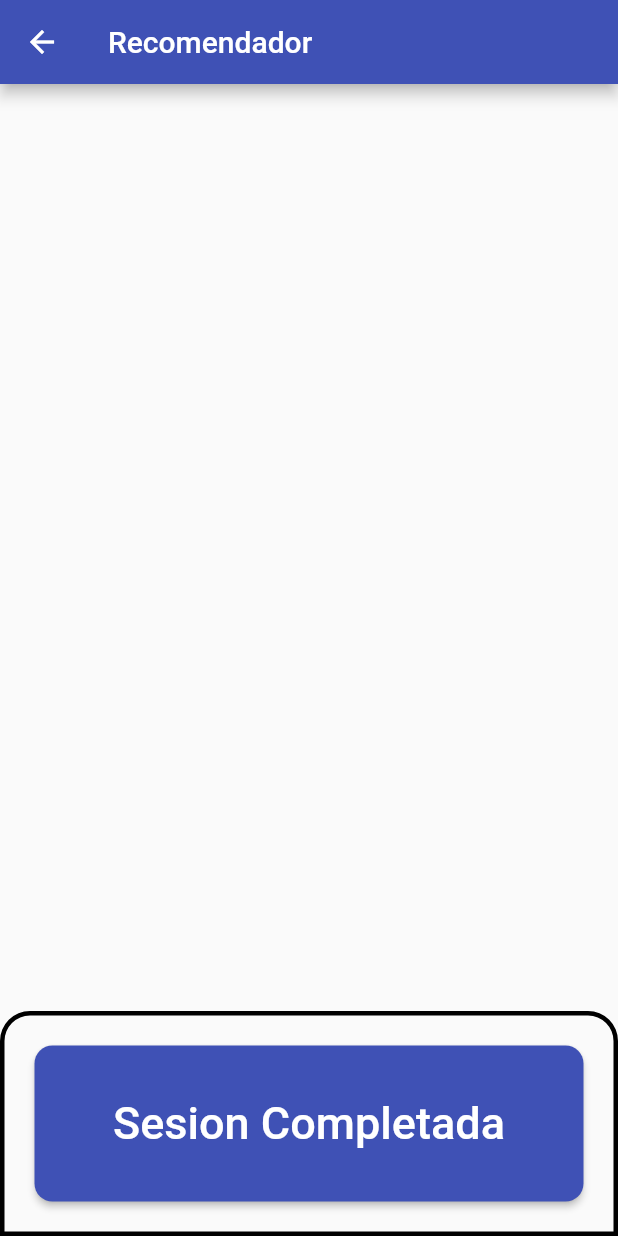
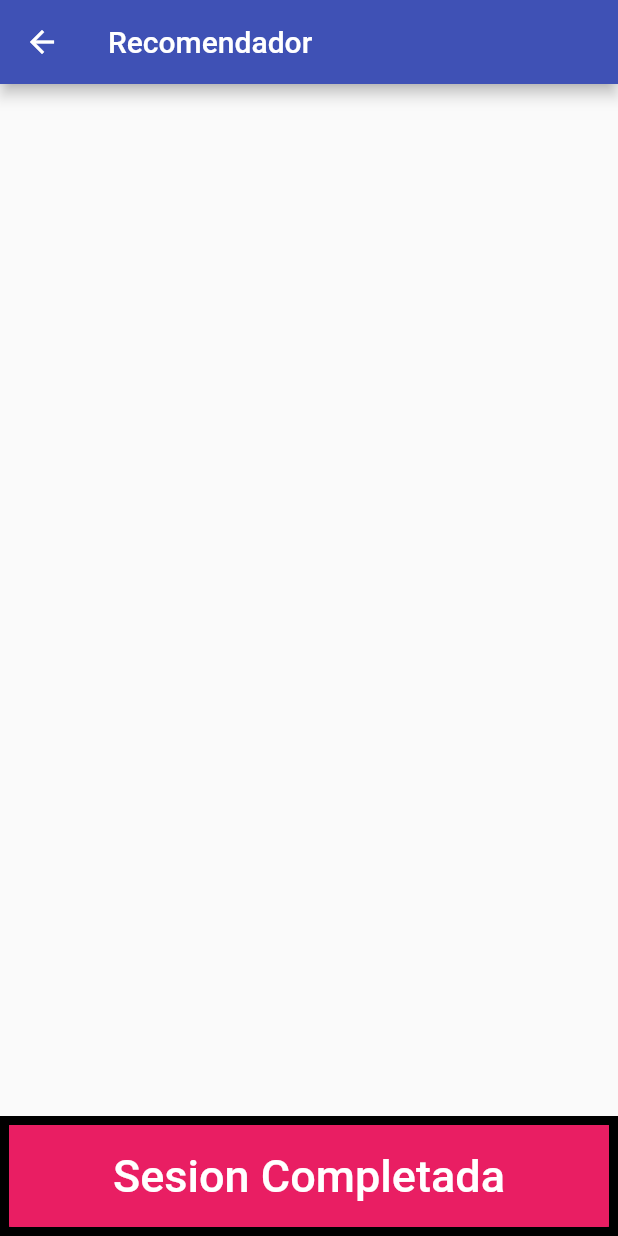
Before and after one commit to jrecaspiorno/once-trainer, a Flutter app: the Menu screen opened directly, after a tap on "Recomendador", on a phone screen of 412 x 824 dp. Run offline on Flutter 3.47's test engine with Material 2 defaults, Android fonts, the light colour scheme and no system bars; our stand-ins replace audioplayers, charts_flutter, firebase_auth, font_awesome_flutter, get_it, google_sign_in and 5 more; missing offline and left inert: dart:ffi, fit_kit, googleapis, health, translator; accounts and stored records are empty; generated files the repository leaves out were written again.

Commit message:
Ultimos retoques 1

```diff
--- a/lib/Data/HiveData/Recomendador/recomendaciones.dart
+++ /dev/null
@@ -1,15 +0,0 @@
-import 'package:hive/hive.dart';
-
-part 'recomendaciones.g.dart';
-
-@HiveType(typeId: 0)
-class Recomendacione extends HiveObject {
-  @HiveField(0)
-  final Map<String, dynamic> id;
-  @HiveField(1)
-  final String grupo;
-  @HiveField(2)
-  final DateTime fecha;
-
-  Recomendacione(this.id, this.grupo, this.fecha);
-}
--- a/lib/Menu/Menu.dart
+++ b/lib/Menu/Menu.dart
@@ -1,14 +1,13 @@
+import 'package:flutter/cupertino.dart';
 import 'package:flutter/material.dart';
 import 'package:flutter/services.dart';
 import 'package:flutter/widgets.dart';
 import 'package:flutterapp/Alertas/Alertas.dart';
 import 'package:flutterapp/Data/moor_database.dart';
-import 'package:flutterapp/Menu/prueba.dart';
 import 'package:flutterapp/NavigationTools/locator.dart';
 import 'package:flutterapp/NavigationTools/navigator_service.dart';
 import 'package:flutterapp/NavigationTools/routes_path.dart' as route;
 import 'package:flutterapp/Registro/SignUpState.dart';
-import 'package:moor_db_viewer/moor_db_viewer.dart';
 import 'package:provider/provider.dart';
 import 'package:shared_preferences/shared_preferences.dart';
 
@@ -59,46 +58,25 @@ class _MenuState extends State<Menu> {
 
   Widget menuView(BuildContext context) {
     final database = context.watch<AppDatabase>();
-    return Center(
-      child: ListView(
-        shrinkWrap: true,
-        padding: EdgeInsets.all(30),
-        children: <Widget>[
-          _buildButton('Recomendaciones', route.RecomendaosPage),
-          _buildButton('Lista Ejercicios', route.ListaEjerciciosPage),
-          _buildButton('Perfil', route.PerfilPage),
-          _buildButton('Recomendador', route.RecomdadorPage),
-          SizedBox(
-            width: 300,
-            child: RaisedButton(
-              shape: RoundedRectangleBorder(
-                  borderRadius: BorderRadius.circular(15)),
-              onPressed: () {
-                Navigator.of(context).push(
-                    MaterialPageRoute(builder: (_) => MoorDbViewer(database)));
-              },
-              color: Colors.indigo,
-              textColor: Colors.white,
-              padding: EdgeInsets.all(24.0),
-              child: Text('Database', style: TextStyle(fontSize: 30)),
-            ),
-          ),
-          SizedBox(
-            width: 300,
-            child: RaisedButton(
-              shape: RoundedRectangleBorder(
-                  borderRadius: BorderRadius.circular(15)),
-              onPressed: () {
-                Navigator.of(context).push(
-                    MaterialPageRoute(builder: (_) => miPruebaConsultas()));
-              },
-              color: Colors.indigo,
-              textColor: Colors.white,
-              padding: EdgeInsets.all(24.0),
-              child: Text('Prueba', style: TextStyle(fontSize: 30)),
-            ),
-          )
-        ],
+    return Container(
+      alignment: Alignment.center,
+
+      //height: double.infinity,
+      child: Center(
+        heightFactor: double.infinity,
+        child: Flex(
+          mainAxisAlignment: MainAxisAlignment.center,
+          //shrinkWrap: true,
+          //padding: EdgeInsets.all(30),
+          //padding: EdgeInsets.all(30),
+          direction: Axis.vertical,
+          children: <Widget>[
+            //_buildButton('Recomendaciones', route.RecomendaosPage),
+            _buildButton('Recomendador', route.RecomdadorPage),
+            _buildButton('Lista Ejercicios', route.ListaEjerciciosPage),
+            _buildButton('Perfil', route.PerfilPage),
+          ],
+        ),
       ),
     );
   }
@@ -115,7 +93,6 @@ class _MenuState extends State<Menu> {
             shape:
                 RoundedRectangleBorder(borderRadius: BorderRadius.circular(15)),
             onPressed: () {
-              //Navigator.of(context).pushNamed(route);
               _navigationService.navigateTo(route);
             },
             color: Colors.indigo,
--- a/lib/NavigationTools/RouteManager.dart
+++ b/lib/NavigationTools/RouteManager.dart
@@ -3,6 +3,8 @@ import 'package:flutter/widgets.dart';
 import 'package:flutterapp/Historial/EntradaBuild.dart';
 import 'package:flutterapp/Historial/HistorialBuild.dart';
 import 'package:flutterapp/Menu/Menu.dart';
+import 'package:flutterapp/NavigationTools/routes_path.dart' as routes;
+import 'package:flutterapp/Perfil/Ajustes.dart';
 import 'package:flutterapp/Perfil/Dolencias.dart';
 import 'package:flutterapp/Perfil/EditarPerfil.dart';
 import 'package:flutterapp/Perfil/Perfil.dart';
@@ -16,57 +18,64 @@ import 'package:flutterapp/ejercicios/lista_ejer.dart';
 import 'package:flutterapp/pulsera/datosHistorial/sacaImprimeSemana.dart';
 import 'package:flutterapp/recomendados.dart';
 import 'package:provider/provider.dart';
-import 'package:flutterapp/NavigationTools/routes_path.dart' as routes;
-
 
 class RouteGenerator {
-  static Route<dynamic> generateRoute(RouteSettings settings){
-
+  static Route<dynamic> generateRoute(RouteSettings settings) {
     final args = settings.arguments;
 
-    switch(settings.name){
+    switch (settings.name) {
       case routes.MainPage:
         return MaterialPageRoute(builder: (_) {
           var state = Provider.of<LoginState>(_);
-              if(state.isLogedIn()){
-                return Menu();
-              }else{
-                return state.getFecha() ? DatePicker() : LoginPage();
-
-              }
+          if (state.isLogedIn()) {
+            return Menu();
+          } else {
+            return state.getFecha() ? DatePicker() : LoginPage();
+          }
         });
       case routes.RecomendaosPage:
         return MaterialPageRoute(builder: (_) => MyRecomList());
       case routes.RecomdadorPage:
-        return MaterialPageRoute(builder: (_) =>RecomendadorView());
+        return MaterialPageRoute(builder: (_) => RecomendadorView());
       case routes.ListaEjerciciosPage:
         return MaterialPageRoute(builder: (_) => MyList());
 
-      case routes.PerfilPage :
+      case routes.PerfilPage:
         return MaterialPageRoute(builder: (_) => MyProfile());
 
       case routes.HistorialActividadesPage:
-        return MaterialPageRoute(builder: (_)=> MyHistory());
+        return MaterialPageRoute(builder: (_) => MyHistory());
 
       case routes.DolenciasPage:
-        return MaterialPageRoute(builder: (_)=> Dolencias(id: args,));
+        return MaterialPageRoute(
+            builder: (_) => Dolencias(
+                  id: args,
+                ));
       case routes.EditarFechaPage:
-        return MaterialPageRoute(builder: (_) => EditProfile(id: args,));
-      case routes.HistorialClinicoPage :
+        return MaterialPageRoute(
+            builder: (_) => EditProfile(
+                  id: args,
+                ));
+      case routes.HistorialClinicoPage:
         return MaterialPageRoute(builder: (_) => MyHistorial());
       case routes.EjercicioPage:
-        return MaterialPageRoute(builder: (_) =>BuildEjercicio(ejercicio: args ,));
+        return MaterialPageRoute(
+            builder: (_) => BuildEjercicio(
+                  ejercicio: args,
+                ));
       case routes.SacaDatosPage:
         return MaterialPageRoute(builder: (_) => MySaca(args));
-      case routes.ActividadPage :{
-        var a = args as List<dynamic>;
-        return MaterialPageRoute(builder: (_) => BuildHistEntry(dao: a.first, entry: a.last,));
-
-      }
-
+      case routes.ActividadPage:
+        {
+          var a = args as List<dynamic>;
+          return MaterialPageRoute(
+              builder: (_) => BuildHistEntry(
+                    dao: a.first,
+                    entry: a.last,
+                  ));
+        }
+      case routes.AjustesPage:
+        return MaterialPageRoute(builder: (_) => Ajustes());
     }
   }
-
-
-
 }
--- a/lib/NavigationTools/routes_path.dart
+++ b/lib/NavigationTools/routes_path.dart
@@ -10,3 +10,4 @@ const String EjercicioPage = "/Ejercicio";
 const String ActividadPage = "/Actividad";
 const String SacaDatosPage = "/SacaDatos";
 const String RecomdadorPage = "/Recomendador";
+const String AjustesPage = "/Ajustes";
--- a/lib/Recomendados/Recomendador.dart
+++ b/lib/Recomendados/Recomendador.dart
@@ -2,7 +2,6 @@ import 'dart:convert';
 import 'dart:math';
 
 import 'package:flutter/material.dart';
-import 'package:flutterapp/Data/HiveData/Recomendador/recomendaciones.dart';
 import 'package:flutterapp/Data/HiveData/RecomendadorList/RecomList.dart';
 import 'package:flutterapp/Data/moor_database.dart';
 import 'package:flutterapp/NavigationTools/locator.dart';
@@ -28,18 +27,17 @@ class RecomendadorView extends StatelessWidget {
     Multimap<String, String> auxmap = Multimap<String, String>();
     var ejercicios = Multimap<String, Ejercicio>();
     List<String> names = List();
-    Box recomBox;
+    List<Restriccione> tags;
     Box recomListBox;
-    Recomendacione z;
     SharedPreferences _prefs;
 
     Future init() async {
-      recomBox = await Hive.openBox('recomendaciones');
       recomListBox = await Hive.openBox('recomlists');
       _prefs = await SharedPreferences.getInstance();
       final manifestContent =
           await DefaultAssetBundle.of(context).loadString('AssetManifest.json');
       final Map<String, dynamic> manifesMap = json.decode(manifestContent);
+      tags = await database.restriccionesDAO.resActivas();
       List<String> xmls = manifesMap.keys
           .where((key) => key.contains('todos_ejercicios'))
           .toList();
@@ -79,7 +77,6 @@ class RecomendadorView extends StatelessWidget {
           l.forEach((element) {
             int resta = element.hechosTotales - 3;
             if (media >= (resta) && vueltas < l.length) {
-              vueltas++;
               var rng = Random();
               var listAux = element.ejercicios;
               int auxhechosLista = element.hechosLista;
@@ -96,11 +93,24 @@ class RecomendadorView extends StatelessWidget {
                 }
                 ++j;
               }
+              j = 0;
+              bool ok = true;
+              while (ok && j < tags.length) {
+                int k = 0;
+                while (ok && k < ej.tags.length) {
+                  if (tags[j].tipo == ej.tags[k]) ok = false;
+                  ++k;
+                }
+                ++j;
+              }
               listAux.removeAt(pos);
               listAux.add(name);
               auxhechosLista++;
+              if (ok) {
+                vueltas++;
                 ejerciciosf.add(ej);
                 names.add(ej.name);
+              }
               recomListBox.putAt(
                   i,
                   RecomList(element.tipo, listAux, auxhechosLista,
@@ -196,33 +206,26 @@ class RecomendadorView extends StatelessWidget {
                   Container(
                     width: double.infinity,
                     decoration: BoxDecoration(
-                        border: Border.all(color: Colors.black, width: 3),
-                        borderRadius: BorderRadius.only(
-                            topLeft: Radius.circular(20),
-                            topRight: Radius.circular(20))),
-                    height: 150,
-                    child: Padding(
-                      padding: const EdgeInsets.all(20.0),
-                      child: SizedBox(
-                        width: 270,
-                        height: 10,
+                      color: Colors.pink,
+                      border: Border.all(color: Colors.black, width: 6),
+                    ),
+                    height: 80,
+                    child: SizedBox.expand(
                       child: RaisedButton(
-                          shape: RoundedRectangleBorder(
-                              borderRadius: BorderRadius.circular(12)),
                         autofocus: true,
+
                         onPressed: () async {
                           _prefs.setBool('hayCambio', false);
                           recomListBox.close();
                           _navigationService.goBack();
                         },
-                          color: Colors.indigo,
+                        color: Colors.pink,
                         textColor: Colors.white,
-                          padding: EdgeInsets.all(24.0),
+                        //padding: EdgeInsets.all(24.0),
                         child: Text(
                           'Sesion Completada',
                           style: TextStyle(fontSize: 30),
                           textAlign: TextAlign.center,
-                          ),
                         ),
                       ),
                     ),
--- a/lib/main.dart
+++ b/lib/main.dart
@@ -2,7 +2,6 @@ import 'dart:developer' as developer;
 
 import 'package:flutter/material.dart';
 import 'package:flutter_localizations/flutter_localizations.dart';
-import 'package:flutterapp/Data/HiveData/Recomendador/recomendaciones.dart';
 import 'package:flutterapp/Data/HiveData/RecomendadorList/RecomList.dart';
 import 'package:flutterapp/Data/moor_database.dart';
 import 'package:flutterapp/NavigationTools/RouteManager.dart';
@@ -20,7 +19,6 @@ Future<void> main() async {
   WidgetsFlutterBinding.ensureInitialized();
   final appDocumentDir = await getApplicationDocumentsDirectory();
   Hive.init(appDocumentDir.path);
-  Hive.registerAdapter(RecomendacioneAdapter());
   Hive.registerAdapter(RecomListAdapter());
   developer.log('log me', name: 'once_trainer');
   setup();
```
Also changed, not shown: lib/Data/moor_database.dart (+2 -44 lines), lib/DriveBackup/Backup.dart (+4 -3 lines), lib/DriveBackup/BackupView.dart (+24 -14 lines), lib/DriveBackup/RestoreView.dart (+26 -19 lines), lib/Menu/prueba.dart (deleted, +0 -115 lines), lib/Perfil/Ajustes.dart (added, +86 -0 lines), lib/Perfil/EditarPerfil.dart (+4 -6 lines), lib/Perfil/Perfil.dart (+3 -14 lines), lib/Registro/DatePicker/DatePicker.dart (+33 -55 lines), lib/Data/HiveData/Recomendador/recomendaciones.g.dart (deleted), lib/Data/moor_database.g.dart. Lines whose indentation alone changed are shown as unchanged.
